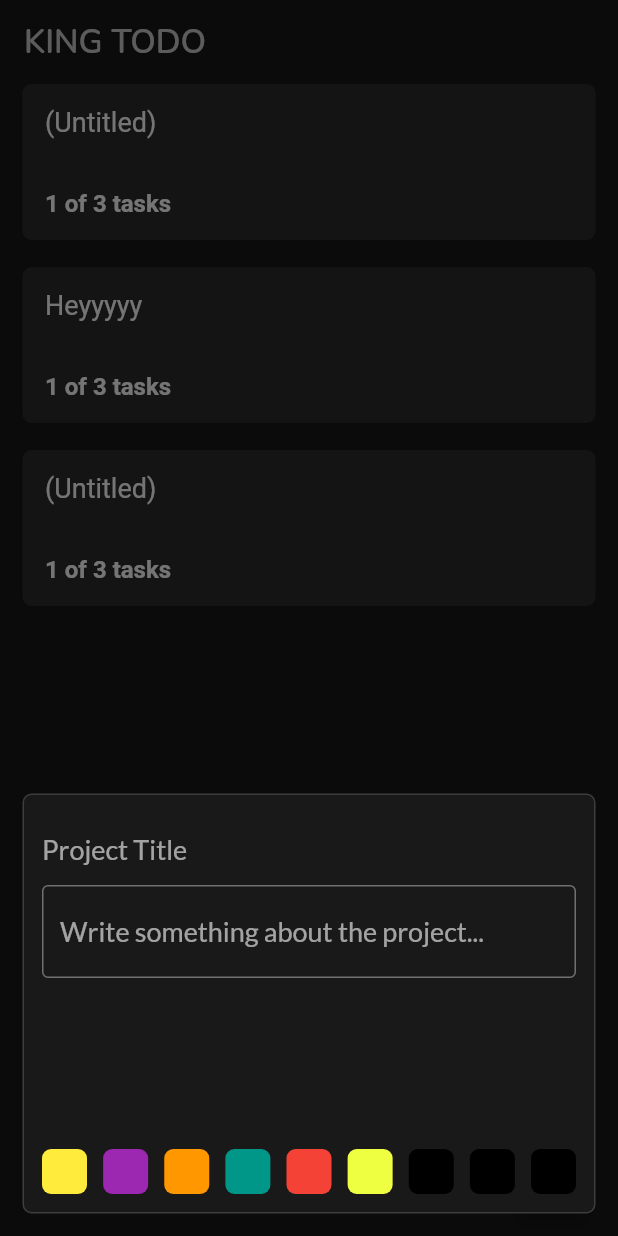
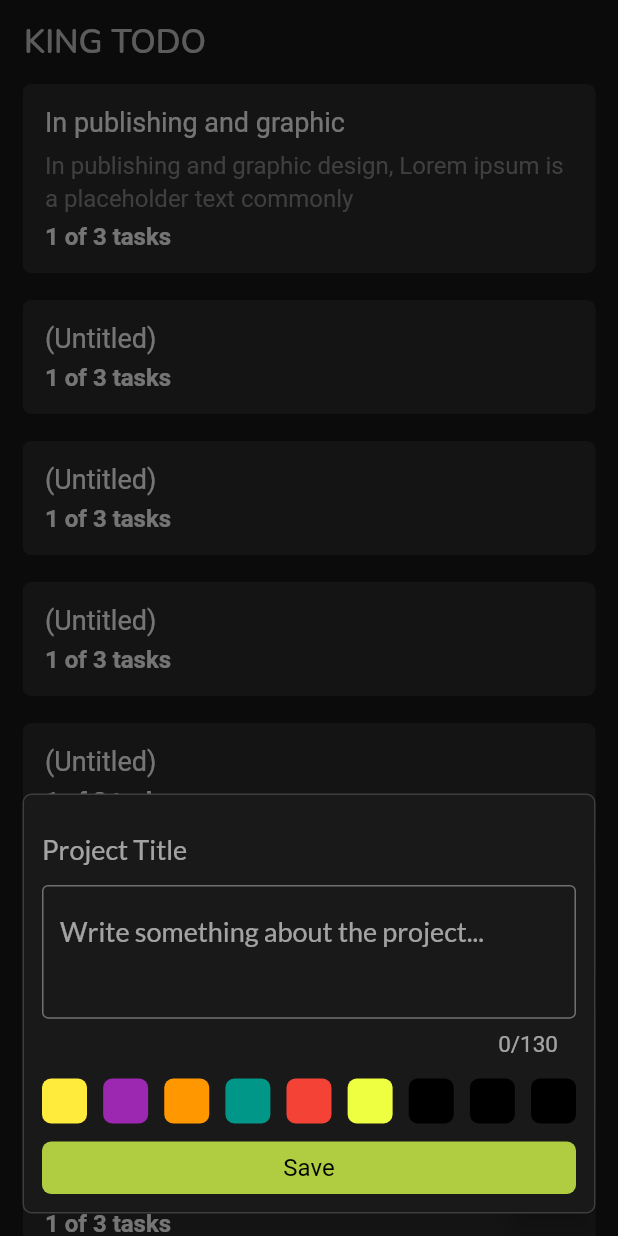
Before and after one commit to kingRayhan/flutter_king_todo, a Flutter app: the screen it shows after launch, after a tap on the "add" icon, on a phone screen of 412 x 824 dp. Run offline on Flutter 3.47's test engine with Material 2 defaults, Android fonts, the phone set to English and light mode, and no system bars; our stand-ins replace google_fonts.

Commit message:
project screen ui

```diff
--- a/lib/screens/home_screen.dart
+++ b/lib/screens/home_screen.dart
@@ -1,9 +1,9 @@
 import 'package:flutter/material.dart';
-import 'package:google_fonts/google_fonts.dart';
 import 'package:king_todo/screens/project_screen.dart';
+import 'package:king_todo/widgets/CreateProjectBottomSheet.dart';
 
 import '../constants.dart';
-import '../widgets/project.dart';
+import '../widgets/project_card.dart';
 
 class HomeScreen extends StatefulWidget {
   const HomeScreen({Key? key}) : super(key: key);
@@ -21,12 +21,8 @@ class _HomeScreenState extends State<HomeScreen> {
       ),
       floatingActionButton: FloatingActionButton(
         backgroundColor: kAccentColor,
-          onPressed: () => {
-            _buildBottomSheet(context),
-            // Navigator.push(context, MaterialPageRoute(builder: (context) => const ProjectScreen())),
-          },
-          shape:
-              RoundedRectangleBorder(borderRadius: BorderRadius.circular(6.0)),
+        onPressed: () => _buildBottomSheet(context),
+        shape: RoundedRectangleBorder(borderRadius: BorderRadius.circular(6.0)),
         child: const Icon(Icons.add),
       ),
       body: Padding(
@@ -34,16 +30,30 @@ class _HomeScreenState extends State<HomeScreen> {
         child: ScrollConfiguration(
           behavior: ListViewScrollBehaviourNoGlow(),
           child: ListView(
-              children: const [
-                ProjectCard(),
+            children: [
               ProjectCard(
-                  title: "Heyyyyy",
+                title: "In publishing and graphic",
+                description:
+                    "In publishing and graphic design, Lorem ipsum is a placeholder text commonly",
+                onTap: () {
+                  Navigator.push(
+                      context,
+                      MaterialPageRoute(
+                          builder: (context) => const ProjectScreen()));
+                },
               ),
-                ProjectCard(),
+              const ProjectCard(),
+              const ProjectCard(),
+              const ProjectCard(),
+              const ProjectCard(),
+              const ProjectCard(),
+              const ProjectCard(),
+              const ProjectCard(),
             ],
           ),
         ),
-        ));
+      ),
+    );
   }
 
   Future<dynamic> _buildBottomSheet(BuildContext context) {
@@ -51,59 +61,11 @@ class _HomeScreenState extends State<HomeScreen> {
       backgroundColor: Colors.transparent,
       isScrollControlled: true,
       context: context,
-      builder: ((context) => Container(
-            margin: const EdgeInsets.all(15.0),
-            padding: const EdgeInsets.all(12.0),
-            decoration: BoxDecoration(
-                border: Border.all(color: Color(0xFF3D3D3D)),
-                color: const Color(0xFF191919),
-                borderRadius: BorderRadius.circular(6.0)),
-            height: 280.0,
-            child: Column(
-              children: [
-                TextField(
-                  style: GoogleFonts.lato(fontSize: 18.0),
-                  decoration: const InputDecoration(
-                    hintText: "Project Title",
-                    border: InputBorder.none,
-                  ),
-                ),
-                Expanded(
-                  child: TextField(
-                    style: GoogleFonts.lato(fontSize: 18.0),
-                    keyboardType: TextInputType.multiline,
-                    decoration: const InputDecoration(
-                        hintText: "Write something about the project...",
-                        border: OutlineInputBorder()),
-                  ),
-                ),
-                SizedBox(height: 18.0),
-                Row(
-                  mainAxisAlignment: MainAxisAlignment.spaceBetween,
-                  children: [
-                    _buildProjectThemeColorSwatch(color: Colors.yellow),
-                    _buildProjectThemeColorSwatch(color: Colors.purple),
-                    _buildProjectThemeColorSwatch(color: Colors.orange),
-                    _buildProjectThemeColorSwatch(color: Colors.teal),
-                    _buildProjectThemeColorSwatch(color: Colors.red),
-                    _buildProjectThemeColorSwatch(color: Colors.limeAccent),
-                    _buildProjectThemeColorSwatch(),
-                    _buildProjectThemeColorSwatch(),
-                    _buildProjectThemeColorSwatch(),
-                  ],
-                )
-              ],
-            ),
+      builder: ((context) => Padding(
+            padding: EdgeInsets.only(
+                bottom: MediaQuery.of(context).viewInsets.bottom),
+            child: const CreateProjectBottomSheet(),
           )),
     );
   }
-
-  Container _buildProjectThemeColorSwatch({Color color = Colors.black}) {
-    return Container(
-      width: 30,
-      height: 30,
-      decoration:
-          BoxDecoration(color: color, borderRadius: BorderRadius.circular(6.0)),
-    );
 }
-}
--- a/lib/screens/project_screen.dart
+++ b/lib/screens/project_screen.dart
@@ -1,4 +1,43 @@
 import 'package:flutter/material.dart';
+
+const List<Map<String, dynamic>> todos = [
+  {"done": false, "text": "Buy milk"},
+  {"done": true, "text": "Buy eggs"},
+  {"done": false, "text": "Buy bread"},
+  {"done": false, "text": "Buy cheese"},
+  {"done": false, "text": "Buy milk"},
+  {"done": true, "text": "Buy eggs"},
+  {"done": false, "text": "Buy bread"},
+  {"done": false, "text": "Buy cheese"},
+  {"done": false, "text": "Buy milk"},
+  {"done": true, "text": "Buy eggs"},
+  {"done": false, "text": "Buy bread"},
+  {"done": false, "text": "Buy cheese"},
+  {"done": false, "text": "Buy milk"},
+  {"done": true, "text": "Buy eggs"},
+  {"done": false, "text": "Buy bread"},
+  {"done": false, "text": "Buy cheese"},
+  {"done": false, "text": "Buy milk"},
+  {"done": true, "text": "Buy eggs"},
+  {"done": false, "text": "Buy bread"},
+  {"done": false, "text": "Buy cheese"},
+  {"done": false, "text": "Buy milk"},
+  {"done": true, "text": "Buy eggs"},
+  {"done": false, "text": "Buy bread"},
+  {"done": false, "text": "Buy cheese"},
+  {"done": false, "text": "Buy milk"},
+  {"done": true, "text": "Buy eggs"},
+  {"done": false, "text": "Buy bread"},
+  {"done": false, "text": "Buy cheese"},
+  {"done": false, "text": "Buy milk"},
+  {"done": true, "text": "Buy eggs"},
+  {"done": false, "text": "Buy bread"},
+  {"done": false, "text": "Buy cheese"},
+  {"done": false, "text": "Buy milk"},
+  {"done": true, "text": "Buy eggs"},
+  {"done": false, "text": "Buy bread"},
+  {"done": false, "text": "Buy cheese"},
+];
 
 class ProjectScreen extends StatefulWidget {
   const ProjectScreen({Key? key}) : super(key: key);
@@ -11,9 +50,89 @@ class _ProjectScreenState extends State<ProjectScreen> {
   @override
   Widget build(BuildContext context) {
     return Scaffold(
-      body: Center(
-        child: Text("Project screen"),
+      appBar: AppBar(
+        title: const TextField(
+          style: TextStyle(fontSize: 22.0),
+          decoration: InputDecoration(
+            border: InputBorder.none,
+            hintText: "Enter Project Name",
+          ),
+        ),
+      ),
+      body: Padding(
+        padding: const EdgeInsets.symmetric(horizontal: 18.0),
+        child: ListView(
+          children: [
+            _buildNewTodoInput(),
+            for (var todo in todos)
+              _buildTodoCard(text: todo["text"], isDone: todo["done"]),
+          ],
+        ),
       ),
     );
   }
+
+  Container _buildTodoCard({required String text, bool isDone = false}) {
+    return Container(
+      padding: const EdgeInsets.all(15.0),
+      margin: const EdgeInsets.only(bottom: 18.0),
+      decoration: BoxDecoration(
+          color: const Color(0xFF2B2B2B),
+          borderRadius: BorderRadius.circular(6.0)),
+      width: double.infinity,
+      child: Row(
+        children: [
+          _checkBox(isChecked: isDone),
+          const SizedBox(width: 15.0),
+          Text(
+            text,
+            style: TextStyle(
+                decoration: isDone == true
+                    ? TextDecoration.lineThrough
+                    : TextDecoration.none,
+                color: isDone ? const Color(0xFF8A8A8A) : Colors.white),
+          )
+        ],
+      ),
+    );
+  }
+
+  Container _buildNewTodoInput() {
+    return Container(
+      padding: const EdgeInsets.all(15.0),
+      margin: const EdgeInsets.only(bottom: 18.0),
+      decoration: BoxDecoration(
+          color: const Color(0xFF2B2B2B),
+          borderRadius: BorderRadius.circular(6.0)),
+      width: double.infinity,
+      child: Row(
+        children: [_checkBox(isChecked: false)],
+      ),
+    );
+  }
+
+  Stack _checkBox({bool isChecked = false}) {
+    return Stack(
+      alignment: Alignment.center,
+      children: [
+        Container(
+          height: 20.0,
+          width: 20.0,
+          decoration: BoxDecoration(
+            color: const Color(0xFF3D3D3D),
+            borderRadius: BorderRadius.circular(6.0),
+          ),
+        ),
+        if (isChecked)
+          Container(
+            height: 15.0,
+            width: 15.0,
+            decoration: BoxDecoration(
+              color: Colors.red,
+              borderRadius: BorderRadius.circular(3.0),
+            ),
+          )
+      ],
+    );
+  }
 }
--- /dev/null
+++ b/lib/widgets/CreateProjectBottomSheet.dart
@@ -0,0 +1,99 @@
+import 'package:flutter/material.dart';
+import 'package:google_fonts/google_fonts.dart';
+
+import '../constants.dart';
+
+class CreateProjectBottomSheet extends StatefulWidget {
+  const CreateProjectBottomSheet({Key? key}) : super(key: key);
+
+  @override
+  _CreateProjectBottomSheetState createState() =>
+      _CreateProjectBottomSheetState();
+}
+
+class _CreateProjectBottomSheetState extends State<CreateProjectBottomSheet> {
+  int descriptionLength = 0;
+
+  @override
+  Widget build(BuildContext context) {
+    return Container(
+      margin: const EdgeInsets.all(15.0),
+      padding: const EdgeInsets.all(12.0),
+      decoration: BoxDecoration(
+          border: Border.all(color: Color(0xFF3D3D3D)),
+          color: const Color(0xFF191919),
+          borderRadius: BorderRadius.circular(6.0)),
+      height: 280.0,
+      child: Column(
+        children: [
+          TextField(
+            style: GoogleFonts.lato(fontSize: 18.0),
+            maxLength: 50,
+            decoration: const InputDecoration(
+              hintText: "Project Title",
+              border: InputBorder.none,
+              counterText: "",
+            ),
+          ),
+          Expanded(
+            child: TextField(
+              style: GoogleFonts.lato(fontSize: 18.0),
+              minLines: 4,
+              maxLines: null,
+              maxLength: 130,
+              onChanged: (value) =>
+                  setState(() => descriptionLength = value.length),
+              decoration: const InputDecoration(
+                  counterStyle: TextStyle(fontSize: 15.0),
+                  hintText: "Write something about the project...",
+                  border: OutlineInputBorder()),
+            ),
+          ),
+          SizedBox(height: 18.0),
+          Row(
+            mainAxisAlignment: MainAxisAlignment.spaceBetween,
+            children: [
+              _buildProjectThemeColorSwatch(color: Colors.yellow),
+              _buildProjectThemeColorSwatch(color: Colors.purple),
+              _buildProjectThemeColorSwatch(color: Colors.orange),
+              _buildProjectThemeColorSwatch(color: Colors.teal),
+              _buildProjectThemeColorSwatch(color: Colors.red),
+              _buildProjectThemeColorSwatch(color: Colors.limeAccent),
+              _buildProjectThemeColorSwatch(),
+              _buildProjectThemeColorSwatch(),
+              _buildProjectThemeColorSwatch(),
+            ],
+          ),
+          const SizedBox(height: 12.0),
+          GestureDetector(
+            onTap: () {
+              print("On save");
+            },
+            child: Container(
+              width: double.infinity,
+              padding: const EdgeInsets.all(8.0),
+              decoration: BoxDecoration(
+                color: kAccentColor,
+                borderRadius: BorderRadius.circular(6.0),
+              ),
+              child: const Text(
+                "Save",
+                textAlign: TextAlign.center,
+                style: TextStyle(color: Colors.black, fontSize: 16.0),
+              ),
+            ),
+          )
+        ],
+      ),
+    );
+  }
+
+  Container _buildProjectThemeColorSwatch({Color color = Colors.black}) {
+    return Container(
+      width: 30,
+      height: 30,
+      decoration:
+          BoxDecoration(color: color, borderRadius: BorderRadius.circular(6.0)),
+    );
+  }
+}
--- a/lib/widgets/project.dart
+++ /dev/null
@@ -1,49 +0,0 @@
-import 'package:flutter/material.dart';
-
-import '../constants.dart';
-
-class ProjectCard extends StatelessWidget {
-  final String? title;
-  final String? description;
-
-  const ProjectCard({
-    Key? key,
-    this.title,
-    this.description,
-  }) : super(key: key);
-
-  @override
-  Widget build(BuildContext context) {
-    return Container(
-      width: double.infinity,
-      margin: const EdgeInsets.only(bottom: 18.0),
-      decoration: BoxDecoration(
-        color: kCardBackgroundColor,
-        borderRadius: BorderRadius.circular(6.0),
-      ),
-      child: Padding(
-        padding: const EdgeInsets.all(15.0),
-        child: Column(
-          crossAxisAlignment: CrossAxisAlignment.start,
-          children: [
-            Text(
-              title ?? "(Untitled)",
-              style: const TextStyle(color: Colors.white, fontSize: 18.0),
-            ),
-            const SizedBox(height: 6),
-            Text(
-              description ?? "",
-              style: const TextStyle(
-                  color: Color(0xFF8A8A8A), fontSize: 16.0, height: 1.4),
-            ),
-            const SizedBox(height: 6),
-            const Text(
-              "1 of 3 tasks",
-              style: TextStyle(fontWeight: FontWeight.bold, fontSize: 16.0),
-            )
-          ],
-        ),
-      ),
-    );
-  }
-}
--- /dev/null
+++ b/lib/widgets/project_card.dart
@@ -0,0 +1,55 @@
+import 'package:flutter/material.dart';
+
+import '../constants.dart';
+
+class ProjectCard extends StatelessWidget {
+  final Function()? onTap;
+  final String? title;
+  final String? description;
+
+  const ProjectCard({
+    Key? key,
+    this.title,
+    this.description,
+    this.onTap,
+  }) : super(key: key);
+
+  @override
+  Widget build(BuildContext context) {
+    return GestureDetector(
+      onTap: onTap,
+      child: Container(
+        width: double.infinity,
+        margin: const EdgeInsets.only(bottom: 18.0),
+        decoration: BoxDecoration(
+          color: kCardBackgroundColor,
+          borderRadius: BorderRadius.circular(6.0),
+        ),
+        child: Padding(
+          padding: const EdgeInsets.all(15.0),
+          child: Column(
+            crossAxisAlignment: CrossAxisAlignment.start,
+            children: [
+              Text(
+                title ?? "(Untitled)",
+                style: const TextStyle(color: Colors.white, fontSize: 18.0),
+              ),
+              if (description != null) const SizedBox(height: 6),
+              if (description != null)
+                Text(
+                  description ?? "",
+                  style: const TextStyle(
+                      color: Color(0xFF8A8A8A), fontSize: 16.0, height: 1.4),
+                ),
+              const SizedBox(height: 6),
+              const Text(
+                "1 of 3 tasks",
+                style: TextStyle(fontWeight: FontWeight.bold, fontSize: 16.0),
+              )
+            ],
+          ),
+        ),
+      ),
+    );
+  }
+}
```
Lines whose indentation alone changed are shown as unchanged.
